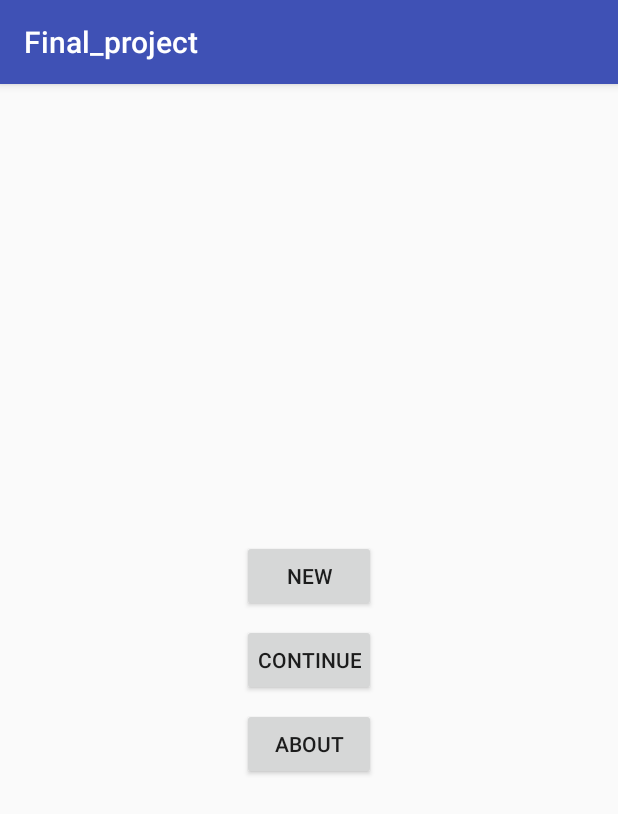
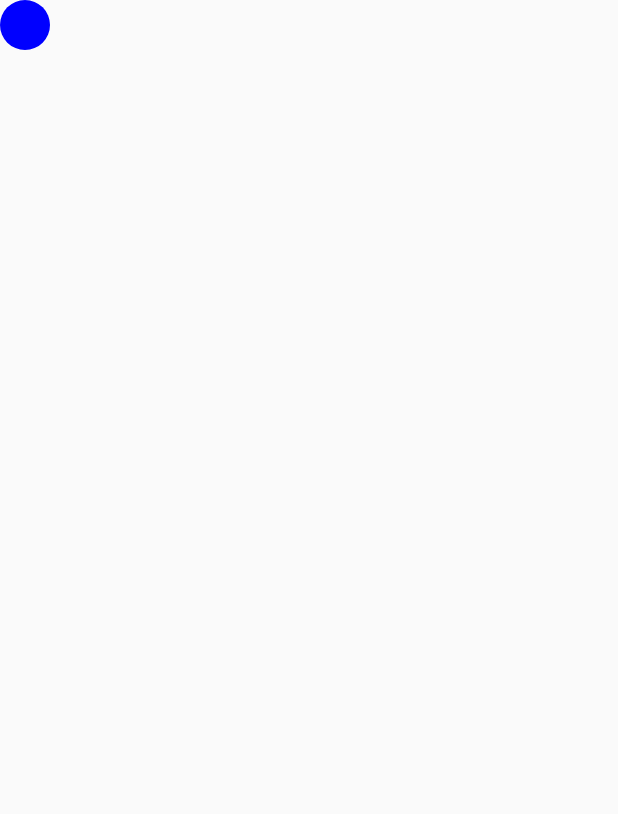
Before and after one commit to SamWiseLouis/CS450_Final_project, an Android app: the screen it shows after launch (MainActivity before the commit, GameActivity after it), after a tap on "NEW", on a phone screen of 412 x 824 dp. Shown: the top 814 px of the screen. Run offline under Robolectric (Android 15) with nearby library versions, the phone set to English and light mode, and no system bars.

Commit message:
added some gyro code to the game activity for testing

```diff
--- a/app/src/main/AndroidManifest.xml
+++ b/app/src/main/AndroidManifest.xml
@@ -16,6 +16,7 @@
                 <category android:name="android.intent.category.LAUNCHER" />
             </intent-filter>
         </activity>
+        <activity android:name=".GameActivity"></activity>
     </application>
 
 </manifest>
--- a/app/src/main/java/edu/stlawu/final_project/GameActivity.java
+++ b/app/src/main/java/edu/stlawu/final_project/GameActivity.java
@@ -1,15 +1,109 @@
 package edu.stlawu.final_project;
+import android.app.Activity;
+import android.content.Context;
+import android.graphics.Canvas;
+import android.graphics.Color;
+import android.graphics.Paint;
+import android.graphics.RectF;
+import android.graphics.drawable.ShapeDrawable;
+import android.graphics.drawable.shapes.OvalShape;
+import android.hardware.Sensor;
+import android.hardware.SensorEvent;
+import android.hardware.SensorEventListener;
+import android.hardware.SensorManager;
+import android.os.Bundle;
+import android.view.View;
 
-import android.app.Activity;
-import android.os.Bundle;
-import android.support.v7.app.AppCompatActivity;
+public class GameActivity  extends Activity implements SensorEventListener
+{
+    /** Called when the activity is first created. */
+    CustomDrawableView mCustomDrawableView = null;
+    ShapeDrawable mDrawable = new ShapeDrawable();
+    public static int x;
+    public static int y;
 
-public class GameActivity extends AppCompatActivity {
+    private SensorManager sensorManager = null;
 
+    /** Called when the activity is first created. */
+    @Override
+    public void onCreate(Bundle savedInstanceState)
+    {
+
+        super.onCreate(savedInstanceState);
+        // Get a reference to a SensorManager
+        sensorManager = (SensorManager) getSystemService(SENSOR_SERVICE);
+        mCustomDrawableView = new CustomDrawableView(this);
+        setContentView(mCustomDrawableView);
+        // setContentView(R.layout.main);
+
+    }
+
+    // This method will update the UI on new sensor events
+    public void onSensorChanged(SensorEvent sensorEvent)
+    {
+        {
+            if (sensorEvent.sensor.getType() == Sensor.TYPE_ACCELEROMETER) {
+                // the values you were calculating originally here were over 10000!
+                x = (int) Math.pow(sensorEvent.values[1], 2);
+                y = (int) Math.pow(sensorEvent.values[2], 2);
+
+            }
+
+            if (sensorEvent.sensor.getType() == Sensor.TYPE_ORIENTATION) {
+
+            }
+        }
+    }
+
+    // I've chosen to not implement this method
+    public void onAccuracyChanged(Sensor arg0, int arg1)
+    {
+        // TODO Auto-generated method stub
+
+    }
 
     @Override
-    protected void onCreate(Bundle savedInstanceState) {
-        super.onCreate(savedInstanceState);
-        setContentView(R.layout.activity_game);
+    protected void onResume()
+    {
+        super.onResume();
+        // Register this class as a listener for the accelerometer sensor
+        sensorManager.registerListener(this, sensorManager.getDefaultSensor(Sensor.TYPE_ACCELEROMETER),
+                SensorManager.SENSOR_DELAY_NORMAL);
+        // ...and the orientation sensor
+        sensorManager.registerListener(this, sensorManager.getDefaultSensor(Sensor.TYPE_ORIENTATION),
+                SensorManager.SENSOR_DELAY_NORMAL);
+    }
+
+    @Override
+    protected void onStop()
+    {
+        // Unregister the listener
+        sensorManager.unregisterListener(this);
+        super.onStop();
+    }
+
+    public class CustomDrawableView extends View
+    {
+        static final int width = 50;
+        static final int height = 50;
+
+        public CustomDrawableView(Context context)
+        {
+            super(context);
+
+            mDrawable = new ShapeDrawable(new OvalShape());
+            mDrawable.getPaint().setColor(0xff74AC23);
+            mDrawable.setBounds(x, y, x + width, y + height);
+        }
+
+        protected void onDraw(Canvas canvas)
+        {
+            RectF oval = new RectF(GameActivity.x, GameActivity.y, GameActivity.x + width, GameActivity.y
+                    + height); // set bounds of rectangle
+            Paint p = new Paint(); // set some paint options
+            p.setColor(Color.BLUE);
+            canvas.drawOval(oval, p);
+            invalidate();
+        }
     }
 }
--- a/app/src/main/java/edu/stlawu/final_project/MainFragment.java
+++ b/app/src/main/java/edu/stlawu/final_project/MainFragment.java
@@ -78,6 +78,7 @@ public class MainFragment extends Fragment {
 
                                              Intent intent = new Intent(
                                                      getActivity(), GameActivity.class);
+                                             // this is killing the program right now
                                              getActivity().startActivity(intent);
                                          }
                                      }
--- a/app/src/main/res/layout/fragment_main.xml
+++ b/app/src/main/res/layout/fragment_main.xml
@@ -6,6 +6,12 @@
     android:orientation="vertical"
     android:elevation="8dp"
     tools:context=".MainFragment">
+
+        <TextView
+            android:layout_width="match_parent"
+            android:layout_height="wrap_content"
+            android:text="Gyro Golf Maze"
+            android:textColor="#000"/>
 
 
         <Button
```
